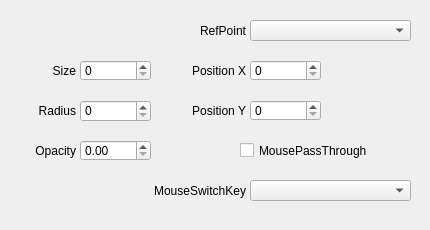
Above: QKeyMapper/qfloatingwindowsetupdialog.ui from Zalafina/QKeyMapper before the change. Below: the same form after it.
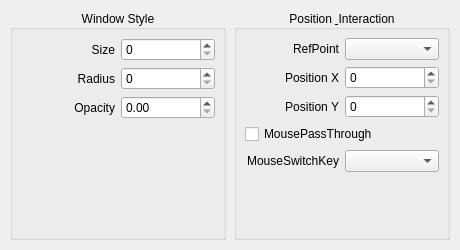
That is the form after the change.

Commit message: refactor(ui): modernize Batch 2B dialog layouts and enforce GroupBox standards

The edit to the form file:
```diff
--- a/QKeyMapper/qfloatingwindowsetupdialog.ui
+++ b/QKeyMapper/qfloatingwindowsetupdialog.ui
@@ -6,69 +6,70 @@
    <rect>
     <x>0</x>
     <y>0</y>
-    <width>430</width>
-    <height>230</height>
+    <width>460</width>
+    <height>250</height>
    </rect>
   </property>
   <property name="sizePolicy">
-   <sizepolicy hsizetype="Fixed" vsizetype="Fixed">
+   <sizepolicy hsizetype="Preferred" vsizetype="Preferred">
     <horstretch>0</horstretch>
     <verstretch>0</verstretch>
    </sizepolicy>
   </property>
   <property name="minimumSize">
    <size>
-    <width>430</width>
-    <height>230</height>
-   </size>
-  </property>
-  <property name="maximumSize">
-   <size>
-    <width>430</width>
-    <height>230</height>
+    <width>440</width>
+    <height>240</height>
    </size>
   </property>
   <property name="windowTitle">
    <string>Floating Window Setup</string>
   </property>
-  <widget class="QLabel" name="windowOpacityLabel">
-   <property name="geometry">
-    <rect>
-     <x>5</x>
-     <y>140</y>
-     <width>71</width>
-     <height>21</height>
-    </rect>
+  <layout class="QHBoxLayout" name="mainHorizontalLayout">
+   <property name="leftMargin">
+    <number>10</number>
    </property>
-   <property name="text">
-    <string>Opacity</string>
+   <property name="topMargin">
+    <number>10</number>
+   </property>
+   <property name="rightMargin">
+    <number>10</number>
+   </property>
+   <property name="bottomMargin">
+    <number>10</number>
+   </property>
+   <property name="spacing">
+    <number>8</number>
+   </property>
+   <item>
+    <widget class="QGroupBox" name="windowStyleGroupBox">
+     <property name="title">
+      <string>Window Style</string>
    </property>
    <property name="alignment">
-    <set>Qt::AlignmentFlag::AlignRight|Qt::AlignmentFlag::AlignTrailing|Qt::AlignmentFlag::AlignVCenter</set>
-   </property>
-  </widget>
-  <widget class="QDoubleSpinBox" name="windowOpacitySpinBox">
-   <property name="geometry">
-    <rect>
-     <x>80</x>
-     <y>140</y>
-     <width>71</width>
-     <height>21</height>
-    </rect>
-   </property>
-   <property name="focusPolicy">
-    <enum>Qt::FocusPolicy::ClickFocus</enum>
-   </property>
-  </widget>
+      <set>Qt::AlignmentFlag::AlignCenter</set>
+     </property>
+     <layout class="QGridLayout" name="windowStyleLayout">
+      <property name="leftMargin">
+       <number>8</number>
+      </property>
+      <property name="topMargin">
+       <number>8</number>
+      </property>
+      <property name="rightMargin">
+       <number>8</number>
+      </property>
+      <property name="bottomMargin">
+       <number>8</number>
+      </property>
+      <property name="horizontalSpacing">
+       <number>6</number>
+      </property>
+      <property name="verticalSpacing">
+       <number>6</number>
+      </property>
+      <item row="1" column="0">
   <widget class="QLabel" name="windowSizeLabel">
-   <property name="geometry">
-    <rect>
-     <x>5</x>
-     <y>60</y>
-     <width>71</width>
-     <height>21</height>
-    </rect>
-   </property>
    <property name="text">
     <string>Size</string>
    </property>
@@ -76,54 +77,110 @@
     <set>Qt::AlignmentFlag::AlignRight|Qt::AlignmentFlag::AlignTrailing|Qt::AlignmentFlag::AlignVCenter</set>
    </property>
   </widget>
+      </item>
+      <item row="1" column="1">
   <widget class="QSpinBox" name="windowSizeSpinBox">
-   <property name="geometry">
-    <rect>
-     <x>80</x>
-     <y>60</y>
-     <width>71</width>
-     <height>21</height>
-    </rect>
-   </property>
    <property name="focusPolicy">
     <enum>Qt::FocusPolicy::ClickFocus</enum>
    </property>
   </widget>
-  <widget class="QSpinBox" name="windowPositionXSpinBox">
-   <property name="geometry">
-    <rect>
-     <x>250</x>
-     <y>60</y>
-     <width>71</width>
-     <height>21</height>
-    </rect>
-   </property>
+      </item>
+      <item row="2" column="0">
+       <widget class="QLabel" name="windowRadiusLabel">
+        <property name="text">
+         <string>Radius</string>
+        </property>
+        <property name="alignment">
+         <set>Qt::AlignmentFlag::AlignRight|Qt::AlignmentFlag::AlignTrailing|Qt::AlignmentFlag::AlignVCenter</set>
+        </property>
+       </widget>
+      </item>
+      <item row="2" column="1">
+       <widget class="QSpinBox" name="windowRadiusSpinBox">
    <property name="focusPolicy">
     <enum>Qt::FocusPolicy::ClickFocus</enum>
    </property>
   </widget>
-  <widget class="QSpinBox" name="windowPositionYSpinBox">
-   <property name="geometry">
-    <rect>
-     <x>250</x>
-     <y>100</y>
-     <width>71</width>
-     <height>21</height>
-    </rect>
-   </property>
+      </item>
+      <item row="3" column="0">
+       <widget class="QLabel" name="windowOpacityLabel">
+        <property name="text">
+         <string>Opacity</string>
+        </property>
+        <property name="alignment">
+         <set>Qt::AlignmentFlag::AlignRight|Qt::AlignmentFlag::AlignTrailing|Qt::AlignmentFlag::AlignVCenter</set>
+        </property>
+       </widget>
+      </item>
+      <item row="3" column="1">
+       <widget class="QDoubleSpinBox" name="windowOpacitySpinBox">
    <property name="focusPolicy">
     <enum>Qt::FocusPolicy::ClickFocus</enum>
    </property>
   </widget>
+      </item>
+      <item row="4" column="0" colspan="2">
+       <spacer name="styleVerticalSpacer">
+        <property name="orientation">
+         <enum>Qt::Orientation::Vertical</enum>
+        </property>
+        <property name="sizeHint" stdset="0">
+         <size>
+          <width>20</width>
+          <height>0</height>
+         </size>
+        </property>
+       </spacer>
+      </item>
+     </layout>
+    </widget>
+   </item>
+   <item>
+    <widget class="QGroupBox" name="windowPositionGroupBox">
+     <property name="title">
+      <string>Position &amp; Interaction</string>
+     </property>
+     <property name="alignment">
+      <set>Qt::AlignmentFlag::AlignCenter</set>
+     </property>
+     <layout class="QGridLayout" name="windowPositionLayout">
+      <property name="leftMargin">
+       <number>8</number>
+      </property>
+      <property name="topMargin">
+       <number>8</number>
+      </property>
+      <property name="rightMargin">
+       <number>8</number>
+      </property>
+      <property name="bottomMargin">
+       <number>8</number>
+      </property>
+      <property name="horizontalSpacing">
+       <number>6</number>
+      </property>
+      <property name="verticalSpacing">
+       <number>6</number>
+      </property>
+      <item row="0" column="0">
+       <widget class="QLabel" name="referencePointLabel">
+        <property name="text">
+         <string>RefPoint</string>
+        </property>
+        <property name="alignment">
+         <set>Qt::AlignmentFlag::AlignRight|Qt::AlignmentFlag::AlignTrailing|Qt::AlignmentFlag::AlignVCenter</set>
+        </property>
+       </widget>
+      </item>
+      <item row="0" column="1">
+       <widget class="QComboBox" name="referencePointComboBox">
+        <property name="focusPolicy">
+         <enum>Qt::FocusPolicy::NoFocus</enum>
+        </property>
+       </widget>
+      </item>
+      <item row="1" column="0">
   <widget class="QLabel" name="windowPositionXLabel">
-   <property name="geometry">
-    <rect>
-     <x>165</x>
-     <y>60</y>
-     <width>81</width>
-     <height>21</height>
-    </rect>
-   </property>
    <property name="text">
     <string>Position X</string>
    </property>
@@ -131,15 +188,16 @@
     <set>Qt::AlignmentFlag::AlignRight|Qt::AlignmentFlag::AlignTrailing|Qt::AlignmentFlag::AlignVCenter</set>
    </property>
   </widget>
+      </item>
+      <item row="1" column="1">
+       <widget class="QSpinBox" name="windowPositionXSpinBox">
+        <property name="focusPolicy">
+         <enum>Qt::FocusPolicy::ClickFocus</enum>
+        </property>
+       </widget>
+      </item>
+      <item row="2" column="0">
   <widget class="QLabel" name="windowPositionYLabel">
-   <property name="geometry">
-    <rect>
-     <x>165</x>
-     <y>100</y>
-     <width>81</width>
-     <height>21</height>
-    </rect>
-   </property>
    <property name="text">
     <string>Position Y</string>
    </property>
@@ -147,15 +205,16 @@
     <set>Qt::AlignmentFlag::AlignRight|Qt::AlignmentFlag::AlignTrailing|Qt::AlignmentFlag::AlignVCenter</set>
    </property>
   </widget>
+      </item>
+      <item row="2" column="1">
+       <widget class="QSpinBox" name="windowPositionYSpinBox">
+        <property name="focusPolicy">
+         <enum>Qt::FocusPolicy::ClickFocus</enum>
+        </property>
+       </widget>
+      </item>
+      <item row="3" column="0" colspan="2">
   <widget class="QCheckBox" name="mousePassThroughCheckBox">
-   <property name="geometry">
-    <rect>
-     <x>240</x>
-     <y>140</y>
-     <width>151</width>
-     <height>21</height>
-    </rect>
-   </property>
    <property name="focusPolicy">
     <enum>Qt::FocusPolicy::NoFocus</enum>
    </property>
@@ -163,57 +222,9 @@
     <string>MousePassThrough</string>
    </property>
   </widget>
-  <widget class="QLabel" name="referencePointLabel">
-   <property name="geometry">
-    <rect>
-     <x>165</x>
-     <y>20</y>
-     <width>81</width>
-     <height>21</height>
-    </rect>
-   </property>
-   <property name="text">
-    <string>RefPoint</string>
-   </property>
-   <property name="alignment">
-    <set>Qt::AlignmentFlag::AlignRight|Qt::AlignmentFlag::AlignTrailing|Qt::AlignmentFlag::AlignVCenter</set>
-   </property>
-  </widget>
-  <widget class="QComboBox" name="referencePointComboBox">
-   <property name="geometry">
-    <rect>
-     <x>250</x>
-     <y>20</y>
-     <width>161</width>
-     <height>21</height>
-    </rect>
-   </property>
-   <property name="focusPolicy">
-    <enum>Qt::FocusPolicy::NoFocus</enum>
-   </property>
-  </widget>
-  <widget class="QComboBox" name="mousePassThroughSwitchKeyComboBox">
-   <property name="geometry">
-    <rect>
-     <x>250</x>
-     <y>180</y>
-     <width>161</width>
-     <height>21</height>
-    </rect>
-   </property>
-   <property name="focusPolicy">
-    <enum>Qt::FocusPolicy::NoFocus</enum>
-   </property>
-  </widget>
+      </item>
+      <item row="4" column="0">
   <widget class="QLabel" name="mousePassThroughSwitchKeyLabel">
-   <property name="geometry">
-    <rect>
-     <x>135</x>
-     <y>180</y>
-     <width>111</width>
-     <height>21</height>
-    </rect>
-   </property>
    <property name="text">
     <string>MouseSwitchKey</string>
    </property>
@@ -221,35 +232,31 @@
     <set>Qt::AlignmentFlag::AlignRight|Qt::AlignmentFlag::AlignTrailing|Qt::AlignmentFlag::AlignVCenter</set>
    </property>
   </widget>
-  <widget class="QSpinBox" name="windowRadiusSpinBox">
-   <property name="geometry">
-    <rect>
-     <x>80</x>
-     <y>100</y>
-     <width>71</width>
-     <height>22</height>
-    </rect>
-   </property>
+      </item>
+      <item row="4" column="1">
+       <widget class="QComboBox" name="mousePassThroughSwitchKeyComboBox">
    <property name="focusPolicy">
-    <enum>Qt::FocusPolicy::ClickFocus</enum>
-   </property>
-  </widget>
-  <widget class="QLabel" name="windowRadiusLabel">
-   <property name="geometry">
-    <rect>
-     <x>5</x>
-     <y>100</y>
-     <width>71</width>
-     <height>22</height>
-    </rect>
-   </property>
-   <property name="text">
-    <string>Radius</string>
-   </property>
-   <property name="alignment">
-    <set>Qt::AlignmentFlag::AlignRight|Qt::AlignmentFlag::AlignTrailing|Qt::AlignmentFlag::AlignVCenter</set>
-   </property>
-  </widget>
+         <enum>Qt::FocusPolicy::NoFocus</enum>
+        </property>
+       </widget>
+      </item>
+      <item row="5" column="0" colspan="2">
+       <spacer name="positionVerticalSpacer">
+        <property name="orientation">
+         <enum>Qt::Orientation::Vertical</enum>
+        </property>
+        <property name="sizeHint" stdset="0">
+         <size>
+          <width>20</width>
+          <height>0</height>
+         </size>
+        </property>
+       </spacer>
+      </item>
+     </layout>
+    </widget>
+   </item>
+  </layout>
  </widget>
  <resources/>
  <connections/>
```
Lines whose indentation alone changed are shown as unchanged. The commit also changes 13 other files.
